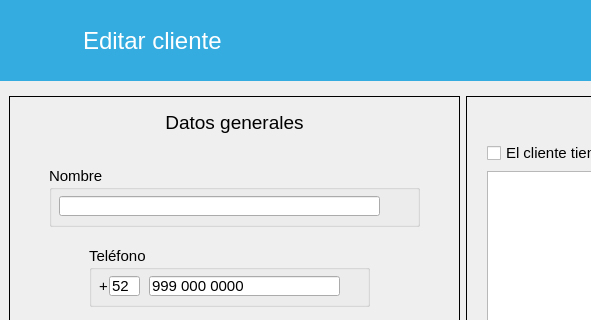
This is src/AdministrarClientes/Ui_EditarCliente.ui in ivanperez-7/printpos as Qt 5 draws it before an edit; both pictures show x 0 to 591 and y 0 to 320 of the 946 by 684 pixel window. The edited form follows.
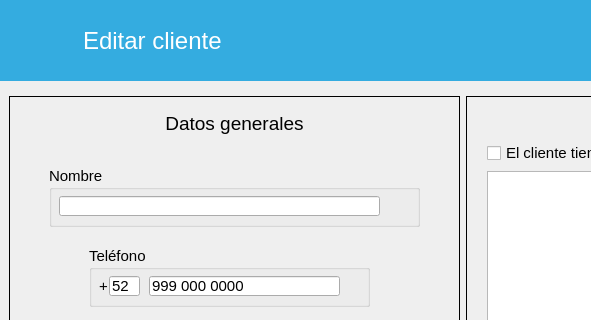
This is the edited form. Icons and pictures are not drawn.

What changed in the file:
```diff
--- a/src/AdministrarClientes/Ui_EditarCliente.ui
+++ b/src/AdministrarClientes/Ui_EditarCliente.ui
@@ -150,9 +150,9 @@
           <property name="geometry">
            <rect>
             <x>10</x>
-            <y>15</y>
+            <y>12</y>
             <width>431</width>
-            <height>22</height>
+            <height>30</height>
            </rect>
           </property>
           <property name="font">
```
Left out of the diff: 42 changed lines with no effect on the pictures.
